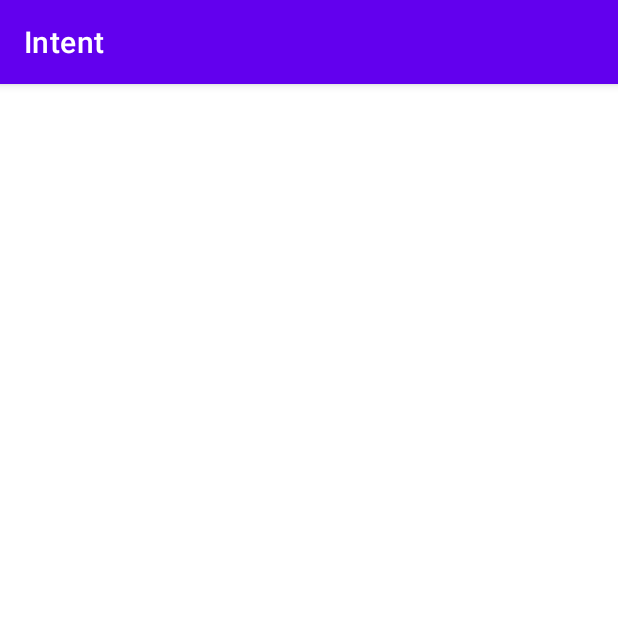
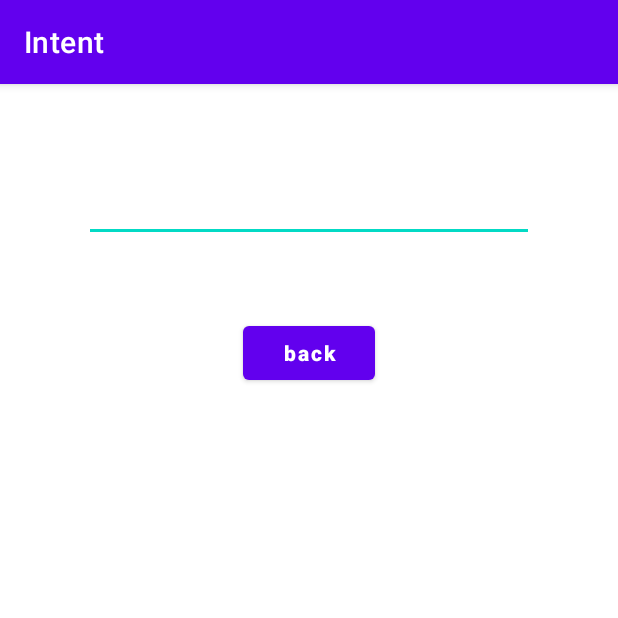
Before and after one commit to parthshah15111998/Intent, an Android app: the screen it shows after launch (Second_activity), after a tap on "Click", on a phone screen of 412 x 824 dp, the top half of it. Run offline under Robolectric (Android 15) with nearby library versions, the phone set to English and light mode, and no system bars.

Commit message:
Explicit,Implicit Intent Done,onBackPress Done,passData first Activity to second activity and second Activity to first Activity

```diff
--- a/app/src/main/java/com/example/intent/MainActivity.kt
+++ b/app/src/main/java/com/example/intent/MainActivity.kt
@@ -1,11 +1,12 @@
 package com.example.intent
 
+import android.app.Activity
 import android.content.Intent
+import android.net.Uri
 import android.os.Bundle
 import android.widget.Button
 import android.widget.EditText
 import android.widget.Toast
-import androidx.appcompat.app.AlertDialog
 import androidx.appcompat.app.AppCompatActivity
 
 
@@ -19,12 +20,32 @@ class MainActivity : AppCompatActivity() {
         var send_button=findViewById<Button>(R.id.send_button_id)
         send_button.setOnClickListener {
             val str = send_text.text.toString()
-            val intent=Intent(this,Second_activity::class.java)
+            var intent=Intent(this,Second_activity::class.java)
             intent.putExtra("key",str)
             startActivity(intent)
         }
+        intent=getIntent()
+        var String1=intent.getStringExtra("bye")
+        send_text.setText(String1)
+
+        val button_2=findViewById<Button>(R.id.button_2)
+        button_2.setOnClickListener {
+            val intent=Intent(Intent.ACTION_VIEW)
+            intent.setData(Uri.parse("https://www.javatpoint.com/"))
+            startActivity(intent)
+
+        }
 
     }
+
+   /* override fun onActivityResult(requestCode: Int, resultCode: Int, data: Intent?) {
+        super.onActivityResult(requestCode, resultCode, data)
+        if (requestCode == 1){
+            if (requestCode == Activity.RESULT_OK){
+                Toast.makeText(this,data?.getStringExtra("bye"),Toast.LENGTH_LONG).show()
+            }
+        }
+    }*/
 
     override fun onBackPressed() {
     if (backPressedTime + 2000 > System.currentTimeMillis()){
--- a/app/src/main/java/com/example/intent/Second_activity.kt
+++ b/app/src/main/java/com/example/intent/Second_activity.kt
@@ -1,21 +1,38 @@
 package com.example.intent
 
+import android.R.attr.data
+import android.app.Activity
+import android.content.Intent
 import android.os.Bundle
+import android.widget.Button
+import android.widget.EditText
 import android.widget.TextView
 import androidx.appcompat.app.AppCompatActivity
+
 
 class Second_activity : AppCompatActivity() {
     override fun onCreate(savedInstanceState: Bundle?) {
         super.onCreate(savedInstanceState)
         setContentView(R.layout.activity_second)
 
-        var  receiver_msg =findViewById<TextView>(R.id.received_value_id)
+        var  receiver_msg =findViewById<EditText>(R.id.received_value_id)
         /*val intent = intent
         val str = intent.getStringExtra("key")
         receiver_msg.text = str*/
 
         val intent =getIntent()
         var str = intent.getStringExtra("key")
-        receiver_msg.setText(str);
+        receiver_msg.setText(str)
+
+
+        val send_button=findViewById<Button>(R.id.send_button)
+        send_button.setOnClickListener {
+            val str = receiver_msg.text.toString()
+           var intent=Intent(this,MainActivity::class.java)
+            intent.putExtra("bye",str)
+            startActivity(intent)
+
+        }
     }
+
 }
--- a/app/src/main/res/layout/activity_second.xml
+++ b/app/src/main/res/layout/activity_second.xml
@@ -7,15 +7,30 @@
     tools:context=".Second_activity">
 
 
-    <TextView
+    <EditText
         android:id="@+id/received_value_id"
+        android:layout_width="300dp"
+        android:layout_height="wrap_content"
+        android:textSize="25dp"
+        android:textStyle="bold"
+        android:layout_marginTop="50dp"
+        app:layout_constraintEnd_toEndOf="parent"
+        app:layout_constraintStart_toStartOf="parent"
+        app:layout_constraintTop_toTopOf="parent"
+        tools:ignore="MissingConstraints"/>
+
+
+    <Button
+        android:id="@+id/send_button"
         android:layout_width="wrap_content"
         android:layout_height="wrap_content"
-        android:textSize="40dp"
+        android:text="back"
+        android:textAllCaps="false"
         android:textStyle="bold"
+        android:layout_marginTop="50dp"
+        app:layout_constraintEnd_toEndOf="parent"
         app:layout_constraintStart_toStartOf="parent"
-        app:layout_constraintTop_toTopOf="parent"
-        app:layout_constraintBottom_toBottomOf="parent"
-        app:layout_constraintEnd_toEndOf="parent"/>
+        app:layout_constraintTop_toBottomOf="@+id/received_value_id"
+        tools:ignore="MissingConstraints" />
 
 </androidx.constraintlayout.widget.ConstraintLayout>
```
Also changed, not shown: app/src/main/res/layout/activity_main.xml (+13 -1 lines).
